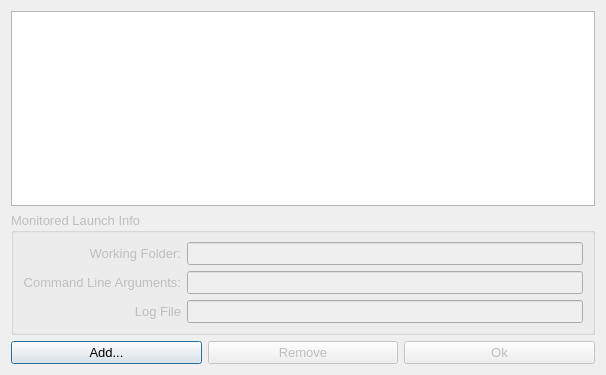
First picture: the form in vkconfig/dialog_applications.ui, repository LunarG/VulkanTools, before the edit.
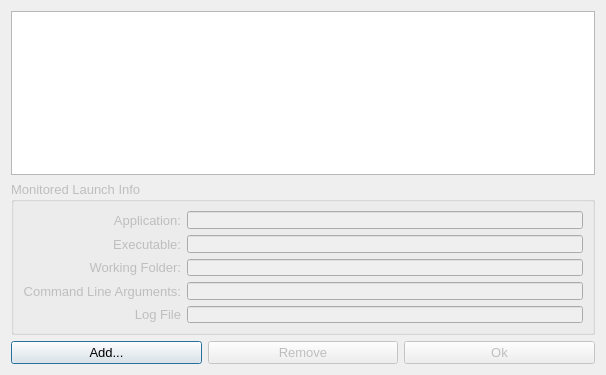
Second picture: the form after the edit.

Commit message:
VkConfig: Separate application name from path.
Create two separate fields for application name and executable path so
that we can store different calls to the same application with different arguments.
This is especially useful for calling Steam applications which are all triggered
by running the "steam" executable.

The edit to the form file:
```diff
--- a/vkconfig/dialog_applications.ui
+++ b/vkconfig/dialog_applications.ui
@@ -104,33 +104,33 @@
       <item row="0" column="0">
        <widget class="QLabel" name="label">
         <property name="text">
-         <string>Working Folder:</string>
+         <string>Application:</string>
         </property>
         <property name="alignment">
          <set>Qt::AlignRight|Qt::AlignTrailing|Qt::AlignVCenter</set>
         </property>
        </widget>
       </item>
+      <item row="0" column="1">
+       <widget class="QLineEdit" name="lineEditAppName"/>
+      </item>
       <item row="1" column="0">
        <widget class="QLabel" name="label_2">
         <property name="text">
-         <string>Command Line Arguments:</string>
+         <string>Executable:</string>
         </property>
         <property name="alignment">
          <set>Qt::AlignRight|Qt::AlignTrailing|Qt::AlignVCenter</set>
         </property>
        </widget>
       </item>
-      <item row="0" column="1">
-       <widget class="QLineEdit" name="lineEditWorkingFolder"/>
-      </item>
       <item row="1" column="1">
-       <widget class="QLineEdit" name="lineEditCmdArgs"/>
+       <widget class="QLineEdit" name="lineEditExecutable"/>
       </item>
       <item row="2" column="0">
        <widget class="QLabel" name="label_3">
         <property name="text">
-         <string>Log File</string>
+         <string>Working Folder:</string>
         </property>
         <property name="alignment">
          <set>Qt::AlignRight|Qt::AlignTrailing|Qt::AlignVCenter</set>
@@ -138,6 +138,32 @@
        </widget>
       </item>
       <item row="2" column="1">
+       <widget class="QLineEdit" name="lineEditWorkingFolder"/>
+      </item>
+      <item row="3" column="0">
+       <widget class="QLabel" name="label_4">
+        <property name="text">
+         <string>Command Line Arguments:</string>
+        </property>
+        <property name="alignment">
+         <set>Qt::AlignRight|Qt::AlignTrailing|Qt::AlignVCenter</set>
+        </property>
+       </widget>
+      </item>
+      <item row="3" column="1">
+       <widget class="QLineEdit" name="lineEditCmdArgs"/>
+      </item>
+      <item row="4" column="0">
+       <widget class="QLabel" name="label_5">
+        <property name="text">
+         <string>Log File</string>
+        </property>
+        <property name="alignment">
+         <set>Qt::AlignRight|Qt::AlignTrailing|Qt::AlignVCenter</set>
+        </property>
+       </widget>
+      </item>
+      <item row="4" column="1">
        <widget class="QLineEdit" name="lineEditLogFile"/>
       </item>
      </layout>
```
Left out of the diff: 2 changed lines with no effect on the pictures. The commit also changes 10 other files.
